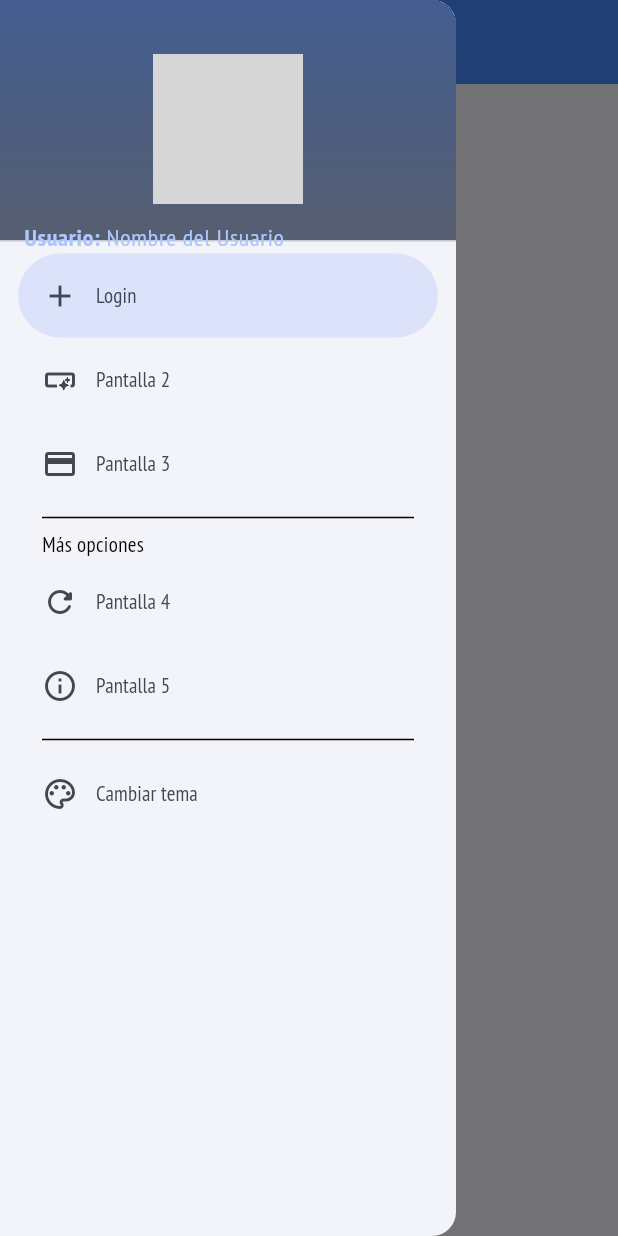
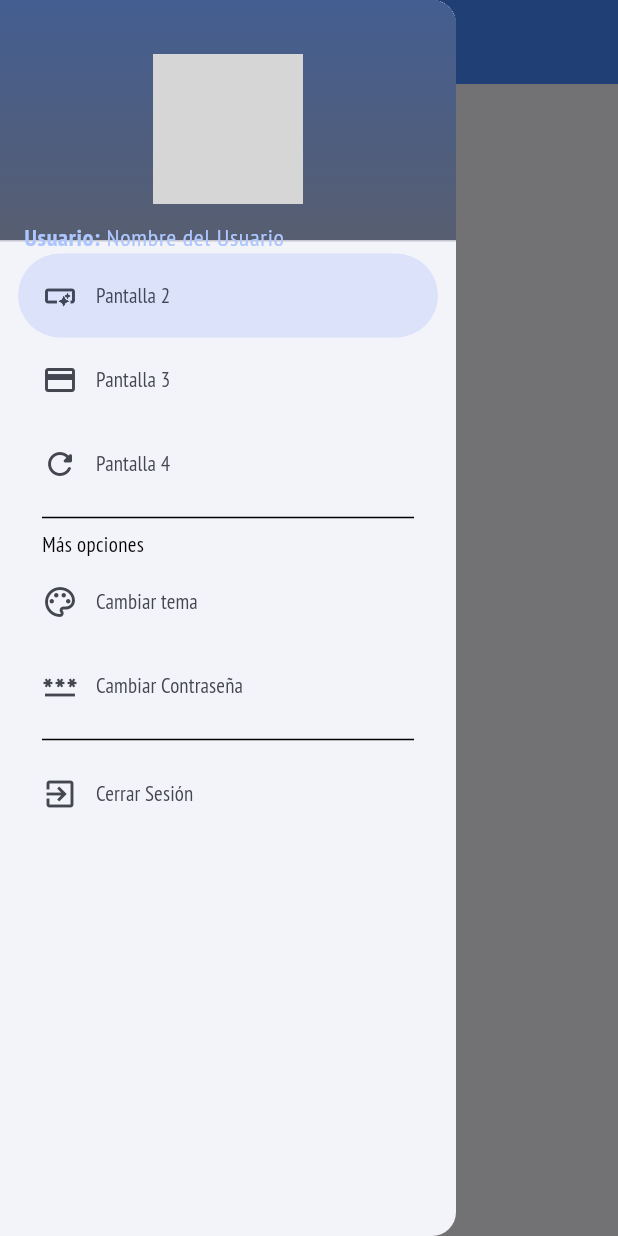
Before and after one commit to LuisPulenta/KPGeoDataApp, a Flutter app: the HomeScreen screen opened by its route, with the side drawer open, on a phone screen of 412 x 824 dp. Run offline on Flutter 3.47's test engine with Material 2 defaults, Android fonts, the phone set to English and light mode, and no system bars; our stand-ins replace equatable, flutter_bloc, flutter_riverpod, formz, go_router, shared_preferences; accounts and stored records are empty; grey boxes are pictures that could not be loaded.

Commit message:
SharedPreferences

```diff
--- a/lib/config/helpers/helpers.dart
+++ b/lib/config/helpers/helpers.dart
@@ -0,0 +1 @@
+export 'package:kpgeodataapp/config/helpers/preferences.dart';
--- a/lib/config/menu/menu_items.dart
+++ b/lib/config/menu/menu_items.dart
@@ -15,11 +15,6 @@ class MenuItem {
 
 const List<MenuItem> appMenuItems = <MenuItem>[
   MenuItem(
-      title: 'Login',
-      subtitle: 'Ingreso al Sistema',
-      link: '/login',
-      icon: Icons.add),
-  MenuItem(
       title: 'Pantalla 2',
       subtitle: 'Subtìtulo de la Pantalla 2',
       link: '/pantalla2',
@@ -35,13 +30,18 @@ const List<MenuItem> appMenuItems = <MenuItem>[
       link: '/pantalla4',
       icon: Icons.refresh_rounded),
   MenuItem(
-      title: 'Pantalla 5',
-      subtitle: 'Subtìtulo de la Pantalla 5',
-      link: '/pantalla5',
-      icon: Icons.info_outline),
-  MenuItem(
       title: 'Cambiar tema',
       subtitle: 'Cambiar tema de la Aplicación',
       link: '/theme',
       icon: Icons.color_lens_outlined),
+  MenuItem(
+      title: 'Cambiar Contraseña',
+      subtitle: 'Cambiar Contraseña',
+      link: '/changepassword',
+      icon: Icons.password),
+  MenuItem(
+      title: 'Cerrar Sesión',
+      subtitle: 'Cerrar Sesión',
+      link: '/',
+      icon: Icons.exit_to_app),
 ];
--- a/lib/config/themes/app_theme.dart
+++ b/lib/config/themes/app_theme.dart
@@ -1,4 +1,6 @@
 import 'package:flutter/material.dart';
+import 'package:kpgeodataapp/config/helpers/helpers.dart';
+import 'package:kpgeodataapp/config/helpers/preferences.dart';
 
 const List<Color> colorThemes = [
   Colors.blueAccent,
@@ -46,10 +48,10 @@ const List<Color> colorThemes = [
 ];
 
 class AppTheme {
-  final int selectedColor;
-  final bool isDarkmode;
+  final int selectedColor = Preferences.selectedColor;
+  final bool isDarkmode = Preferences.isDarkmode;
 
-  AppTheme({this.selectedColor = 0, this.isDarkmode = false})
+  AppTheme({required selectedColor, required isDarkmode})
       : assert(selectedColor >= 0 && selectedColor <= colorThemes.length - 1,
             'selectedColor debe estar entre 0 y ${colorThemes.length}');
 
--- a/lib/main.dart
+++ b/lib/main.dart
@@ -1,22 +1,36 @@
 import 'package:flutter/material.dart';
 import 'package:flutter_riverpod/flutter_riverpod.dart';
+import 'package:kpgeodataapp/config/helpers/helpers.dart';
 import 'package:kpgeodataapp/config/routers/app_router.dart';
 import 'package:kpgeodataapp/config/themes/themes.dart';
 
 import 'presentation/providers/theme_provider.dart';
 
-void main() => runApp(const ProviderScope(child: MyApp()));
+void main() async {
+  WidgetsFlutterBinding.ensureInitialized();
+  await Preferences.init();
+  runApp(const ProviderScope(child: MyApp()));
+}
 
-class MyApp extends ConsumerWidget {
+class MyApp extends ConsumerStatefulWidget {
   const MyApp({super.key});
 
   @override
-  Widget build(BuildContext context, WidgetRef ref) {
+  ConsumerState<ConsumerStatefulWidget> createState() => _MyAppState();
+}
+
+class _MyAppState extends ConsumerState<MyApp> {
+  @override
+  void initState() {}
+
+  @override
+  Widget build(BuildContext contextn) {
     return MaterialApp.router(
       routerConfig: appRouter,
       debugShowCheckedModeBanner: false,
       title: 'KPGeoDataApp',
       theme: AppTheme(
+              //selectedColor: Preferences.selectedColor,
               selectedColor: ref.watch(selectedColorProvider),
               isDarkmode: ref.watch(isDarkmodeProvider))
           .theme(),
--- a/lib/presentation/screens/home_screen.dart
+++ b/lib/presentation/screens/home_screen.dart
@@ -12,7 +12,7 @@ class HomeScreen extends StatelessWidget {
     return Scaffold(
       key: scaffoldKey,
       appBar: AppBar(
-        title: const Text('HomeScreen'),
+        title: const Text('KPGeoData App'),
         centerTitle: true,
       ),
       body: _HomeView(colors: colors),
@@ -38,54 +38,7 @@ class _HomeView extends StatelessWidget {
     return Center(
       child: Column(
         mainAxisAlignment: MainAxisAlignment.center,
-        children: [
-          CustomButton(
-            color: colors.inversePrimary,
-            text: 'Configuración',
-            icon: Icons.settings,
-            onPressed: () {
-              context.push('/theme');
-            },
-          ),
-          CustomButton(
-            color: colors.inversePrimary,
-            text: 'SnackBar',
-            icon: Icons.messenger_outline_outlined,
-            onPressed: () {
-              final snack = CustomSnackbar(
-                message: 'Esto es un mensaje!!',
-                color: colors.primary,
-              );
-              ScaffoldMessenger.of(context).clearSnackBars();
-              ScaffoldMessenger.of(context).showSnackBar(snack);
-              return;
-            },
-          ),
-          CustomButton(
-            color: colors.inversePrimary,
-            text: 'Cuadro de diálogo',
-            icon: Icons.question_mark,
-            onPressed: () {
-              openDialog(
-                context: context,
-                title: 'Está seguro???',
-                message: 'Lorem Ipsum es simplemente el texto de relleno.',
-                onPressed: () {
-                  Navigator.pop(context);
-                  context.push('/theme');
-                },
-              );
-            },
-          ),
-          CustomButton(
-            color: colors.inversePrimary,
-            text: 'Login',
-            icon: Icons.login,
-            onPressed: () {
-              context.push('/login');
-            },
-          ),
-        ],
+        children: [],
       ),
     );
   }
--- a/lib/presentation/screens/theme_config_screen.dart
+++ b/lib/presentation/screens/theme_config_screen.dart
@@ -1,5 +1,6 @@
 import 'package:flutter/material.dart';
 import 'package:flutter_riverpod/flutter_riverpod.dart';
+import 'package:kpgeodataapp/config/helpers/helpers.dart';
 
 import '../providers/theme_provider.dart';
 
@@ -54,6 +55,7 @@ class _ThemeConfigView extends ConsumerWidget {
             value: ref.read(isDarkmodeProvider.notifier).state,
             onChanged: (value) {
               ref.read(isDarkmodeProvider.notifier).update((state) => !state);
+              Preferences.isDarkmode = !Preferences.isDarkmode;
             },
           ),
           Divider(
@@ -115,6 +117,7 @@ class _CustomContainer extends ConsumerWidget {
     return InkWell(
       onTap: () {
         ref.read(selectedColorProvider.notifier).state = selectedColor;
+        Preferences.selectedColor = selectedColor;
       },
       child: Padding(
         padding: const EdgeInsets.symmetric(vertical: 3),
--- a/pubspec.yaml
+++ b/pubspec.yaml
@@ -40,6 +40,7 @@ dependencies:
   flutter_bloc: ^8.1.2
   equatable: ^2.0.5
   formz: ^0.5.0+1
+  shared_preferences: ^2.0.8
 
 dev_dependencies:
   flutter_test:
```
Also changed, not shown: lib/config/helpers/preferences.dart (added, +60 -0 lines), lib/presentation/screens/login_screen.dart (+13 -1 lines), pubspec.lock.
